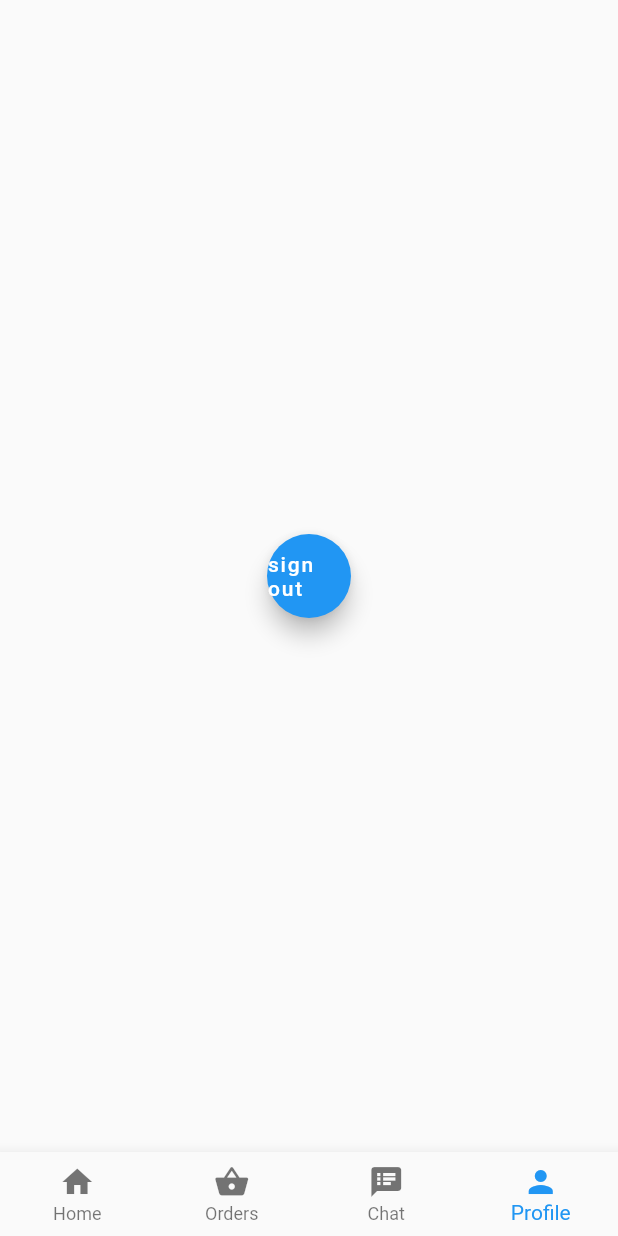
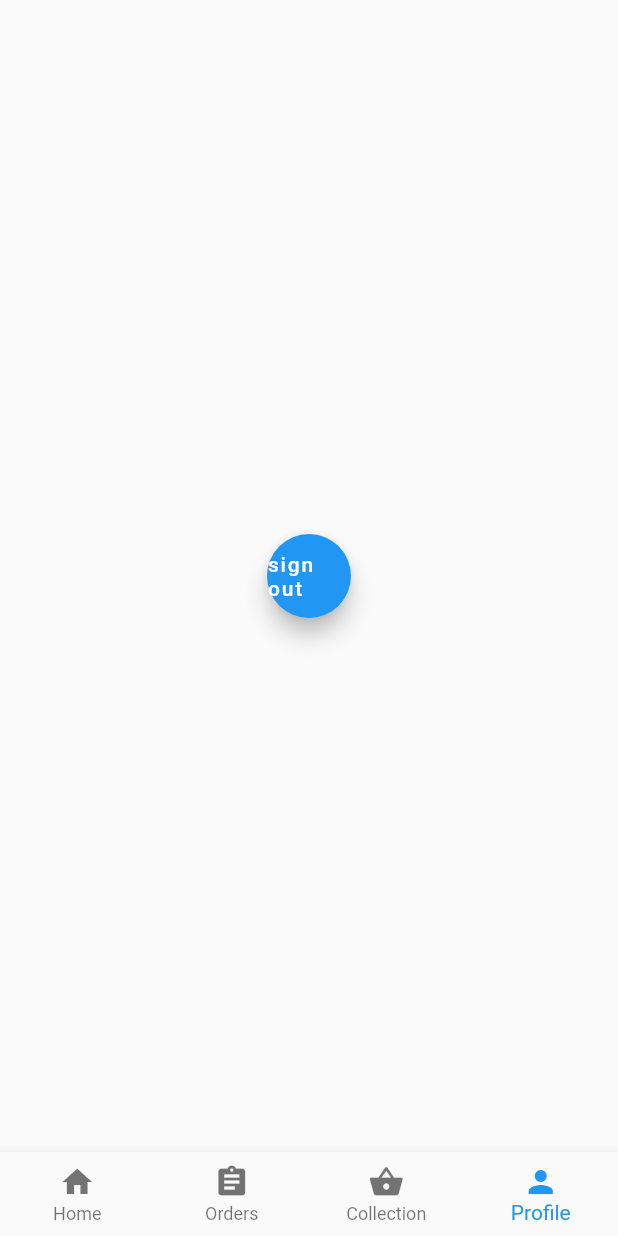
Before and after one commit to EkamSinghPandher/Grab-N-Go-Vendors, a Flutter app: the screen it shows once a user with an empty profile is signed in, item 4 of the bottom bar chosen, on a phone screen of 412 x 824 dp. Run offline on Flutter 3.47's test engine with Material 2 defaults, Android fonts, the phone set to English and light mode, and no system bars; our stand-ins replace animated_text_kit, cloud_firestore, firebase_auth; accounts and stored records are empty; generated files the repository leaves out were written again.

Commit message:
order backend

```diff
--- /dev/null
+++ b/VendorApp/lib/Models/Order.dart
@@ -0,0 +1,28 @@
+import 'package:json_annotation/json_annotation.dart';
+
+part 'Order.g.dart';
+
+@JsonSerializable()
+class Order {
+  final String vendorUID;
+  final String studentUID;
+  final DateTime dateTime;
+  final String foodName;
+  final String orderID;
+  final int foodPrice;
+  final int quantity;
+  final bool isDone;
+
+  Order(
+      {this.vendorUID,
+      this.studentUID,
+      this.dateTime,
+      this.foodName,
+      this.orderID,
+      this.foodPrice,
+      this.quantity,
+      this.isDone});
+
+  factory Order.fromJson(Map<String, dynamic> json) => _$OrderFromJson(json);
+  Map<String, dynamic> toJson() => _$OrderToJson(this);
+}
--- a/VendorApp/lib/Models/Vendor.dart
+++ b/VendorApp/lib/Models/Vendor.dart
@@ -1,4 +1,3 @@
-import './Food.dart';
 import 'package:json_annotation/json_annotation.dart';
 
 part 'Vendor.g.dart';
--- a/VendorApp/lib/Services/database.dart
+++ b/VendorApp/lib/Services/database.dart
@@ -1,4 +1,5 @@
 import 'package:VendorApp/Models/Food.dart';
+import 'package:VendorApp/Models/Order.dart';
 import 'package:VendorApp/Models/Vendor.dart';
 import 'package:cloud_firestore/cloud_firestore.dart';
 class DataService{
@@ -10,6 +11,7 @@ class DataService{
   //collection references
   final CollectionReference vendorsCollection = Firestore.instance.collection('Vendors');
   final CollectionReference locationsCollection = Firestore.instance.collection('LocationList');
+  final CollectionReference studentsCollection = Firestore.instance.collection('Students');
 
   //updating vendor data
   Future updateVendorData(Vendor vendor) async{
@@ -25,6 +27,16 @@ class DataService{
   Future updateMenu(Vendor  vendor, Food food) async{
     await vendorsCollection.document(vendor.uid).collection('Menu').document(food.uid).setData(food.toJson());
     return locationsCollection.document(vendor.loc).collection('Stalls').document(vendor.uid).collection('Menu').document(food.uid).setData(food.toJson());
+  }
+
+  //Order is done
+  Future doneOrder(Order order)async {
+    await vendorsCollection.document(uid).collection('Orders').document(order.orderID).setData(order.toJson());
+  }
+
+  //Order is collected
+  Future collectedOrder(Order order) async{
+    await vendorsCollection.document(uid).collection('Orders').document(order.orderID).delete();
   }
 
   //get vendor stream
@@ -48,4 +60,13 @@ class DataService{
   List<Food> menuFromSnapshot(QuerySnapshot snapshot){
     return snapshot.documents.map((e) => Food.fromJson(e.data)).toList();
   }
+
+  //get orders for this vendor
+  Stream<List<Order>> get myOrders{
+    return vendorsCollection.document(uid).collection('Orders').snapshots().map(ordersFromSnapshot);
+  }
+
+  List<Order> ordersFromSnapshot(QuerySnapshot snapshot){
+    return snapshot.documents.map((e) => Order.fromJson(e.data)).toList();
+  }
 }
--- a/VendorApp/lib/main_pages/HomeScreen/ScreenLayout.dart
+++ b/VendorApp/lib/main_pages/HomeScreen/ScreenLayout.dart
@@ -16,7 +16,8 @@ class HomeScreenLayout extends StatelessWidget {
     return Scaffold(
       body: vendor == null
           ? CircularProgressIndicator()
-          : Column(children: [
+          : SingleChildScrollView(
+                      child: Column(children: [
                 ImageTitle(
                   height,
                   width,
@@ -38,6 +39,7 @@ class HomeScreenLayout extends StatelessWidget {
                 ),
                 FoodCard(height, menu == null ? [] : menu)
               ]),
+          ),
     );
   }
 }
--- a/VendorApp/lib/main_pages/page_logic.dart
+++ b/VendorApp/lib/main_pages/page_logic.dart
@@ -1,9 +1,9 @@
 import 'package:VendorApp/Models/Vendor.dart';
 import 'package:VendorApp/Services/database.dart';
-import 'package:VendorApp/main_pages/history_screen.dart';
 import 'package:VendorApp/main_pages/HomeScreen/home_screen.dart';
+import 'package:VendorApp/main_pages/CollectionScreen/CollectionScreen.dart';
+import 'package:VendorApp/main_pages/Orders_Screen.dart';
 import 'package:VendorApp/main_pages/ProfileScreen/profile_screen.dart';
-import 'package:VendorApp/main_pages/shop_screen.dart';
 import 'package:flutter/material.dart';
 import 'package:provider/provider.dart';
 
@@ -17,8 +17,8 @@ class _PageLogicState extends State<PageLogic> {
   int _currentIndex = 0;
   final List<Widget> _children = [
     HomeScreen(),
-    ShopScreen(),
-    HistoryScreen(),
+    OrderScreen(),
+    CollectionScreen(),
     ProfileScreen(),
   ];
 
@@ -37,12 +37,12 @@ class _PageLogicState extends State<PageLogic> {
               title: Text('Home'),
             ),
             BottomNavigationBarItem(
-              icon: Icon(Icons.shopping_basket),
+              icon: Icon(Icons.assignment),
               title: Text('Orders'),
             ),
             BottomNavigationBarItem(
-              icon: Icon(Icons.speaker_notes),
-              title: Text('Chat'),
+              icon: Icon(Icons.shopping_basket),
+              title: Text('Collection'),
             ),
             BottomNavigationBarItem(
               icon: Icon(Icons.person),
```
Also changed, not shown: VendorApp/lib/main_pages/CollectionScreen/CollectionScreen.dart (added, +37 -0 lines), VendorApp/lib/main_pages/Orders_Screen.dart (renamed from VendorApp/lib/main_pages/shop_screen.dart, +5 -5 lines), VendorApp/lib/main_pages/history_screen.dart (deleted, +0 -31 lines), VendorApp/lib/Models/Order.g.dart (added), VendorApp/lib/main_pages/CollectionScreen/CurrentOrder.dart (added). Lines whose indentation alone changed are shown as unchanged.
